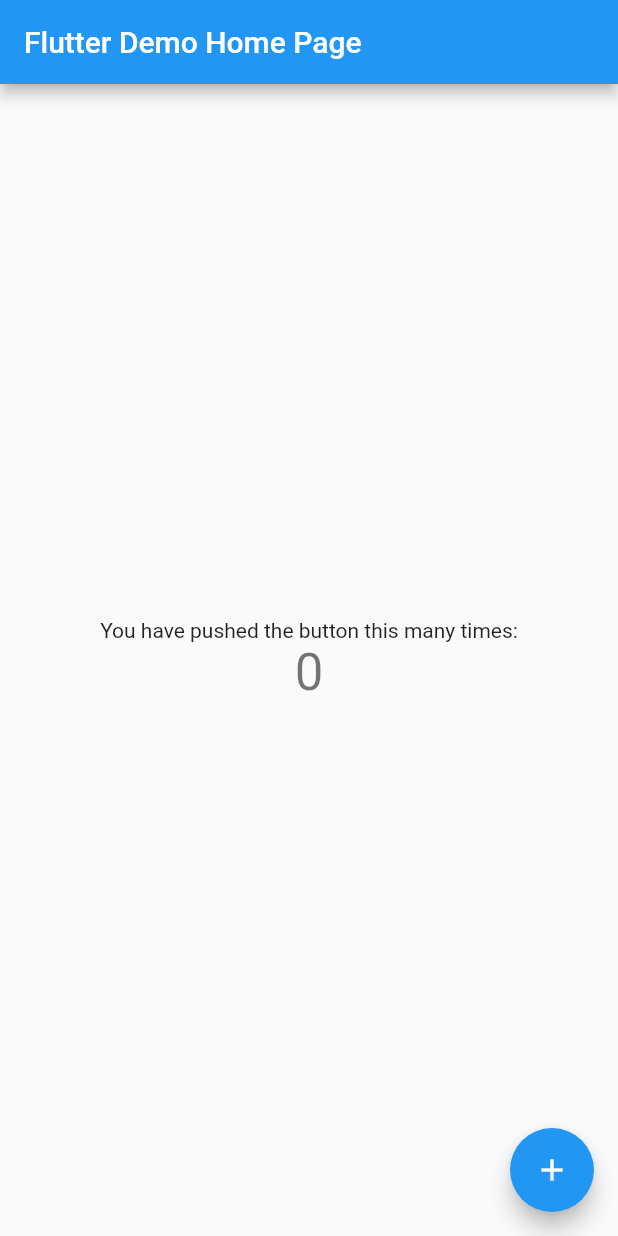
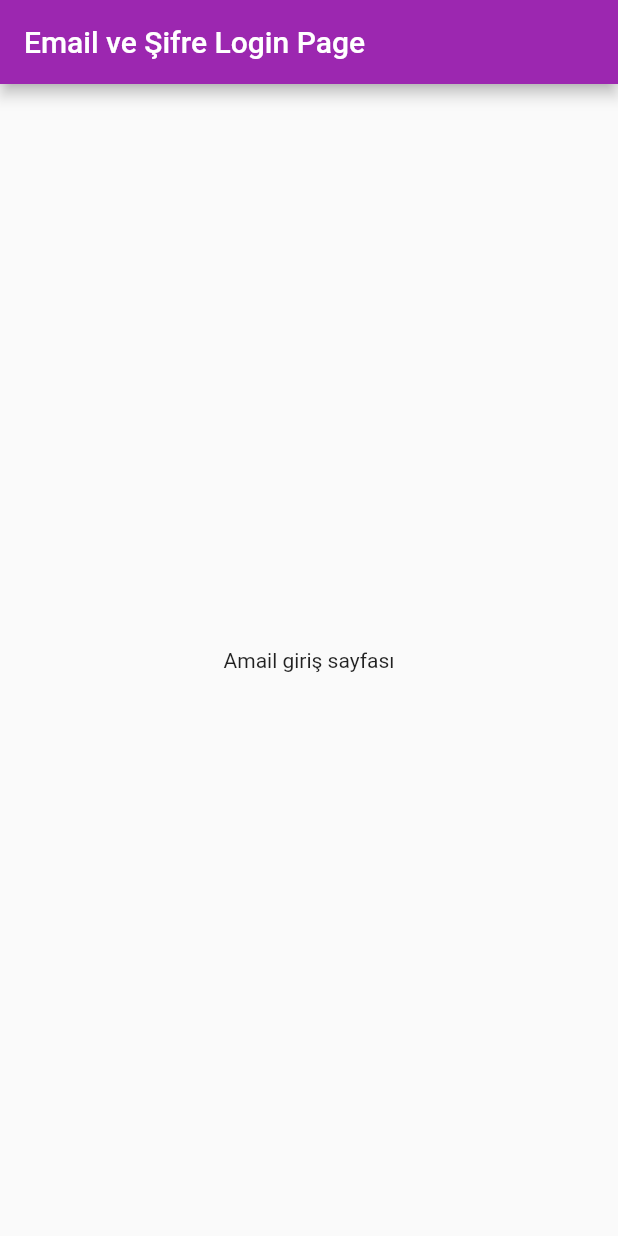
Before and after one commit to ersinaksar/Flutter-Application-Template, a Flutter app: the screen it shows after launch, on a phone screen of 412 x 824 dp. Run offline on Flutter 3.47's test engine with Material 2 defaults, Android fonts, the phone set to English and light mode, and no system bars; our stand-ins replace cloud_firestore, get_it; accounts and stored records are empty.

Commit message:
no message

```diff
--- /dev/null
+++ b/application_template/lib/app/sign_in/email_ve_sifre_login_page.dart
@@ -0,0 +1,168 @@
+import 'package:flutter/material.dart';
+import 'package:flutter/services.dart';
+
+import 'package:provider/provider.dart';
+
+enum FormType { Register, LogIn }
+
+class EmailveSifreLoginPage extends StatefulWidget {
+  @override
+  _EmailveSifreLoginPageState createState() => _EmailveSifreLoginPageState();
+}
+
+class _EmailveSifreLoginPageState extends State<EmailveSifreLoginPage> {
+  @override
+  Widget build(BuildContext context) {
+    return Scaffold(
+      appBar: AppBar(
+        title: Text("Email ve Şifre Login Page"),
+      ),
+      body: Center(
+        child: Text("Amail giriş sayfası"),
+      ),
+    );
+  }
+  /*
+  String _email, _sifre;
+  String _butonText, _linkText;
+  var _formType = FormType.LogIn;
+  final _formKey = GlobalKey<FormState>();
+
+  void _formSubmit() async {
+    _formKey.currentState.save();
+    debugPrint("email : " + _email + "şifre: " + _sifre);
+    final _userModel = Provider.of<UserModel>(context,
+        listen:
+        false); //burayı user modelimize erişmej için yapıyoruz //bunu yapma amacımız main de ağacmızın içine koyduğumuz nesneyi elde etmek
+
+    if (_formType == FormType.LogIn) {
+      try {
+        User _girisYapanUser =
+        await _userModel.signInWithEmailandPassword(_email, _sifre);
+        if (_girisYapanUser != null)
+          print("Oturm açan user id: " + _girisYapanUser.userID.toString());
+      } on PlatformException catch (e) {
+        debugPrint("Widget oturum açma hata yakalandı: " + e.code.toString());
+        PlatformDuyarliAlertDialog(
+          baslik: "Oturum Açmada Hata",
+          icerik: Hatalar.goster(e.code),
+          anaButonYazisi: "Tamam",
+        ).goster(context);
+      }
+    } else {
+      try {
+        User _olusturulanUser =
+        await _userModel.createUserWithEmailandPassword(_email, _sifre);
+        if (_olusturulanUser != null)
+          print("Oturm açan user id: " + _olusturulanUser.userID.toString());
+      } on PlatformException catch (e) {
+        PlatformDuyarliAlertDialog(
+          baslik: "Kullanıcı Oluşturma Hata",
+          icerik: Hatalar.goster(e.code),
+          anaButonYazisi: "Tamam",
+        ).goster(context);
+      }
+    }
+  }
+
+
+  void _degistir() {
+    setState(() {
+      _formType =
+      _formType == FormType.LogIn ? FormType.Register : FormType.LogIn;
+    });
+  }
+
+  @override
+  Widget build(BuildContext context) {
+    _butonText = _formType == FormType.LogIn ? "Giriş Yap " : "Kayıt Ol";
+    _linkText = _formType == FormType.LogIn
+        ? "Hesabınız Yok Mu? Kayıt Olun"
+        : "Hesabınız Var Mı? Giriş Yapın";
+
+    final _userModel = Provider.of<UserModel>(context);
+
+    if (_userModel.user != null) {
+      Future.delayed(Duration(milliseconds: 1), () {
+        Navigator.of(context).popUntil(ModalRoute.withName("/"));
+      });
+    }
+
+    return Scaffold(
+        appBar: AppBar(
+          title: Text("Giriş Kayıt"),
+        ),
+        body: _userModel.state == ViewState.Idle
+            ? SingleChildScrollView(
+          //elemanlar ekrana sığmazsa aşağı yukarı gitmemizi sağlıyor
+          child: Padding(
+            padding: const EdgeInsets.all(16.0),
+            child: Form(
+              key: _formKey,
+              child: Column(
+                children: <Widget>[
+                  TextFormField(
+                    initialValue: "ersin@ersin.com",
+                    keyboardType: TextInputType.emailAddress,
+                    decoration: InputDecoration(
+                      errorText: _userModel.emailHataMesaji != null
+                          ? _userModel.emailHataMesaji
+                          : null,
+                      prefixIcon: Icon(Icons.mail),
+                      hintText: "Email",
+                      labelText: "Email",
+                      border: OutlineInputBorder(),
+                    ),
+                    onSaved: (String girilenEmail) {
+                      _email = girilenEmail;
+                    },
+                  ),
+                  SizedBox(
+                    height: 8,
+                  ),
+                  TextFormField(
+                    initialValue: "password",
+                    obscureText:
+                    true, //şifre alanının gizli olmasını sağlıyor
+                    decoration: InputDecoration(
+                      errorText: _userModel.sifreHataMesaji != null
+                          ? _userModel.sifreHataMesaji
+                          : null,
+                      prefixIcon: Icon(Icons.mail),
+                      hintText: "Sifre",
+                      labelText: "Sifre",
+                      border: OutlineInputBorder(),
+                    ),
+                    onSaved: (String girilenSifre) {
+                      _sifre = girilenSifre;
+                    },
+                  ),
+                  SizedBox(
+                    height: 8,
+                  ),
+                  SocialLoginButton(
+                    butonText: _butonText,
+                    butonColor: Theme.of(context).primaryColor,
+                    radius: 10,
+                    onPressed: () =>
+                        _formSubmit(), //() => bu bu on prest tetiklendiği an bu _formSubmit(context) fonksiyonunu çalıştır demek
+                  ),
+                  SizedBox(
+                    height: 10,
+                  ),
+                  FlatButton(
+                    onPressed: () => _degistir(),
+                    child: Text(_linkText),
+                  ),
+                ],
+              ),
+            ),
+          ),
+        )
+            : Center(
+          child: CircularProgressIndicator(),
+        ));
+  }
+
+  */
+}
--- /dev/null
+++ b/application_template/lib/locator.dart
@@ -0,0 +1,15 @@
+import 'package:get_it/get_it.dart';
+
+//singletonları eklememiz lazım
+//GetIt locator = GetIt(); //global locator nesnesi oluşturduk her yerden ulaşabilmek için
+GetIt locator = GetIt.instance;
+void setupLocator() {
+  /*
+  locator.registerLazySingleton(() => FirebaseAuthService());
+  locator.registerLazySingleton(() => FakeAuthenticationService());
+  locator.registerLazySingleton(() => FireStoreDBService());
+  locator.registerLazySingleton(() => FirebaseStorageService());
+  locator.registerLazySingleton(() => UserRepository());
+  locator.registerLazySingleton(() => BildirimGondermeServis());
+   */
+}
--- a/application_template/lib/main.dart
+++ b/application_template/lib/main.dart
@@ -1,113 +1,32 @@
+import 'package:application_template/app/sign_in/email_ve_sifre_login_page.dart';
+import 'package:application_template/locator.dart';
+import 'package:application_template/viewmodels/user_view_model.dart';
+import 'package:cloud_firestore/cloud_firestore.dart';
 import 'package:flutter/material.dart';
 
+import 'package:provider/provider.dart';
+
 void main() {
+  WidgetsFlutterBinding.ensureInitialized();
+  setupLocator();
   runApp(MyApp());
 }
 
 class MyApp extends StatelessWidget {
-  // This widget is the root of your application.
   @override
   Widget build(BuildContext context) {
-    return MaterialApp(
-      title: 'Flutter Demo',
-      theme: ThemeData(
-        // This is the theme of your application.
-        //
-        // Try running your application with "flutter run". You'll see the
-        // application has a blue toolbar. Then, without quitting the app, try
-        // changing the primarySwatch below to Colors.green and then invoke
-        // "hot reload" (press "r" in the console where you ran "flutter run",
-        // or simply save your changes to "hot reload" in a Flutter IDE).
-        // Notice that the counter didn't reset back to zero; the application
-        // is not restarted.
-        primarySwatch: Colors.blue,
+    return ChangeNotifierProvider(
+      create: (context) =>
+          UserViewModel(), //Ağaca enjekte etmek istediğimiz ınıf
+      child: MaterialApp(
+        //Bu sınıfın kullanılacağı alt widgetları geçiyoruz
+        title: "",
+        debugShowCheckedModeBanner: false,
+        theme: ThemeData(
+          primarySwatch: Colors.purple,
+        ),
+        home: EmailveSifreLoginPage(),
       ),
-      home: MyHomePage(title: 'Flutter Demo Home Page'),
     );
   }
 }
-
-class MyHomePage extends StatefulWidget {
-  MyHomePage({Key? key, required this.title}) : super(key: key);
-
-  // This widget is the home page of your application. It is stateful, meaning
-  // that it has a State object (defined below) that contains fields that affect
-  // how it looks.
-
-  // This class is the configuration for the state. It holds the values (in this
-  // case the title) provided by the parent (in this case the App widget) and
-  // used by the build method of the State. Fields in a Widget subclass are
-  // always marked "final".
-
-  final String title;
-
-  @override
-  _MyHomePageState createState() => _MyHomePageState();
-}
-
-class _MyHomePageState extends State<MyHomePage> {
-  int _counter = 0;
-
-  void _incrementCounter() {
-    setState(() {
-      // This call to setState tells the Flutter framework that something has
-      // changed in this State, which causes it to rerun the build method below
-      // so that the display can reflect the updated values. If we changed
-      // _counter without calling setState(), then the build method would not be
-      // called again, and so nothing would appear to happen.
-      _counter++;
-    });
-  }
-
-  @override
-  Widget build(BuildContext context) {
-    // This method is rerun every time setState is called, for instance as done
-    // by the _incrementCounter method above.
-    //
-    // The Flutter framework has been optimized to make rerunning build methods
-    // fast, so that you can just rebuild anything that needs updating rather
-    // than having to individually change instances of widgets.
-    return Scaffold(
-      appBar: AppBar(
-        // Here we take the value from the MyHomePage object that was created by
-        // the App.build method, and use it to set our appbar title.
-        title: Text(widget.title),
-      ),
-      body: Center(
-        // Center is a layout widget. It takes a single child and positions it
-        // in the middle of the parent.
-        child: Column(
-          // Column is also a layout widget. It takes a list of children and
-          // arranges them vertically. By default, it sizes itself to fit its
-          // children horizontally, and tries to be as tall as its parent.
-          //
-          // Invoke "debug painting" (press "p" in the console, choose the
-          // "Toggle Debug Paint" action from the Flutter Inspector in Android
-          // Studio, or the "Toggle Debug Paint" command in Visual Studio Code)
-          // to see the wireframe for each widget.
-          //
-          // Column has various properties to control how it sizes itself and
-          // how it positions its children. Here we use mainAxisAlignment to
-          // center the children vertically; the main axis here is the vertical
-          // axis because Columns are vertical (the cross axis would be
-          // horizontal).
-          mainAxisAlignment: MainAxisAlignment.center,
-          children: <Widget>[
-            Text(
-              'You have pushed the button this many times:',
-            ),
-            Text(
-              '$_counter',
-              style: Theme.of(context).textTheme.headline4,
-            ),
-          ],
-        ),
-      ),
-      floatingActionButton: FloatingActionButton(
-        onPressed: _incrementCounter,
-        tooltip: 'Increment',
-        child: Icon(Icons.add),
-      ), // This trailing comma makes auto-formatting nicer for build methods.
-    );
-  }
-}
--- /dev/null
+++ b/application_template/lib/services/auth_base.dart
@@ -0,0 +1,14 @@
+//abstract yapınca currentUser methodunun için yazamıyoruz şu anda belli değil abstract yapınca hata vermiyor methodumuzu soyut yapmış oluyoruz
+
+abstract class AuthBase {
+  /*
+  Future<User> currentUser(); //o anki kullanıcıyı alabileceğimiz bir methot
+  Future<User> signInAnonymously();
+  Future<bool> signOut();
+  Future<User> signInWithGoogle();
+  Future<User> signInWithFacebok();
+  Future<User> signInWithEmailandPassword(String email, String sifre);
+  Future<User> createUserWithEmailandPassword(String email, String sifre);
+
+   */
+}
--- /dev/null
+++ b/application_template/lib/viewmodels/user_view_model.dart
@@ -0,0 +1,6 @@
+import 'package:application_template/services/auth_base.dart';
+import 'package:flutter/material.dart';
+
+enum UsenModelViewState { Idle, Busy }
+
+class UserViewModel with ChangeNotifier implements AuthBase {}
--- a/application_template/pubspec.yaml
+++ b/application_template/pubspec.yaml
@@ -28,6 +28,11 @@ dependencies:
   # The following adds the Cupertino Icons font to your application.
   # Use with the CupertinoIcons class for iOS style icons.
   cupertino_icons: ^1.0.2
+
+  get_it: ^7.2.0
+  cloud_firestore: ^3.1.0
+  provider: ^6.0.1
+  firebase_auth: ^3.2.0
 
 dev_dependencies:
   flutter_test:
```
Also changed, not shown: application_template/pubspec.lock, 4 other files.
